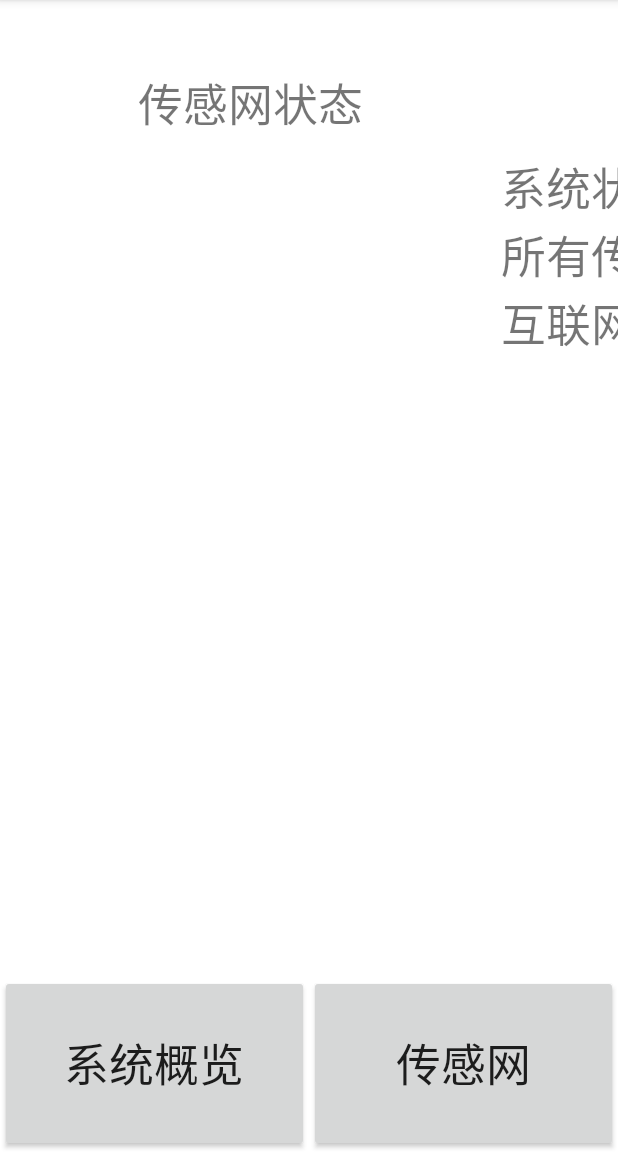
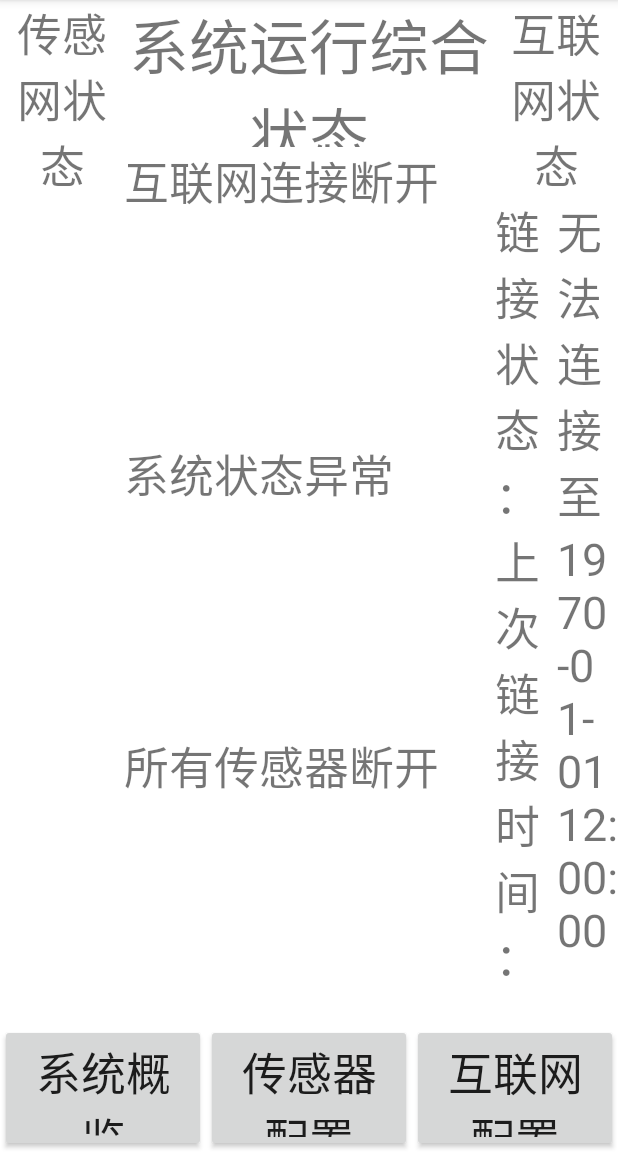
Before and after one commit to shao0099876/IOT_Terminal, an Android app: the OverviewActivity screen opened directly, with no data from a screen before it, on a phone screen of 412 x 824 dp, the part 84-1236 px from its top. Run offline under Robolectric (Android 15) with nearby library versions, the phone set to English and light mode, and no system bars; 4 statements that could not run were skipped.

Commit message:
AS update backup

```diff
--- a/IoT_Terminal/app/src/main/AndroidManifest.xml
+++ b/IoT_Terminal/app/src/main/AndroidManifest.xml
@@ -9,7 +9,8 @@
         android:roundIcon="@mipmap/ic_launcher_round"
         android:supportsRtl="true"
         android:theme="@style/AppTheme">
-        <activity android:name=".ui.SerialActivity"></activity>
+        <activity android:name=".ui.InternetActivity"></activity>
+        <activity android:name=".ui.SerialActivity" />
         <activity android:name=".ui.OverviewActivity" />
         <activity android:name=".MainActivity">
             <intent-filter>
--- a/IoT_Terminal/app/src/main/java/com/hit_src/iot_terminal/profile/Status.java
+++ /dev/null
@@ -1,23 +0,0 @@
-package com.hit_src.iot_terminal.profile;
-
-import android.os.Handler;
-
-import com.hit_src.iot_terminal.tools.MessageThread;
-import com.hit_src.iot_terminal.ui.handler.OverviewStatusHandler;
-
-import java.util.HashSet;
-
-public class Status {
-    private static volatile HashSet<Integer> Connected_Sensor_Set=new HashSet<>();
-    private static volatile Handler Overview_status_change_handler=new Handler();
-    public void writeSensorSet(HashSet<Integer> p){
-        Connected_Sensor_Set=p;
-        MessageThread.sendMessage(Overview_status_change_handler, OverviewStatusHandler.SENSOR_UPDATE);
-    }
-    public static HashSet<Integer> readSensorSet(){
-        return Connected_Sensor_Set;
-    }
-    public static void registHandler(Handler handler){
-        Overview_status_change_handler=handler;
-    }
-}
--- /dev/null
+++ b/IoT_Terminal/app/src/main/java/com/hit_src/iot_terminal/profile/status/IPStatus.java
@@ -0,0 +1,22 @@
+package com.hit_src.iot_terminal.profile.status;
+
+import java.text.SimpleDateFormat;
+import java.util.Date;
+
+public class IPStatus {
+    private static volatile boolean InternetConnection=false;
+    private static volatile long InternetConnectionLastTime=0;//存毫秒数时间以节省空间
+    public static void writeIPStatus(boolean internetConnection,long internetConnectionLastTime){
+        InternetConnection=internetConnection;
+        InternetConnectionLastTime=internetConnectionLastTime;
+    }
+
+    public boolean connected() {
+        return InternetConnection;
+    }
+    public String time(){
+        Date date=new Date(InternetConnectionLastTime);
+        SimpleDateFormat simpleDateFormat=new SimpleDateFormat("yyyy-MM-dd hh:mm:ss");
+        return simpleDateFormat.format(date);
+    }
+}
--- a/IoT_Terminal/app/src/main/java/com/hit_src/iot_terminal/ui/OverviewActivity.java
+++ b/IoT_Terminal/app/src/main/java/com/hit_src/iot_terminal/ui/OverviewActivity.java
@@ -7,14 +7,13 @@ import android.os.Bundle;
 
 import com.hit_src.iot_terminal.R;
 import com.hit_src.iot_terminal.ui.handler.OverviewStatusHandler;
-import com.hit_src.iot_terminal.profile.Status;
 import com.hit_src.iot_terminal.tools.MessageThread;
 
 public class OverviewActivity extends AppCompatActivity {
     /**
      * OverviewActivity是“系统概述”界面的活动类
      */
-    private OverviewStatusHandler handler;
+    public static OverviewStatusHandler handler;
 
     @Override
     protected void onNewIntent(Intent intent){
@@ -26,17 +25,11 @@ public class OverviewActivity extends AppCompatActivity {
         super.onCreate(savedInstanceState);
         setContentView(R.layout.activity_overview);
         handler=new OverviewStatusHandler(this);
-
-        Status.registHandler(handler);//注册变更监听
     }
 
     @Override
     protected void onResume(){
         super.onResume();
-        reflush();
-    }
-
-    private void reflush(){//强制更新界面显示
         MessageThread.sendMessage(handler,OverviewStatusHandler.SENSOR_UPDATE);
         MessageThread.sendMessage(handler,OverviewStatusHandler.INTERNET_UPDATE);
     }
--- a/IoT_Terminal/app/src/main/java/com/hit_src/iot_terminal/ui/SerialActivity.java
+++ b/IoT_Terminal/app/src/main/java/com/hit_src/iot_terminal/ui/SerialActivity.java
@@ -5,15 +5,10 @@ import androidx.appcompat.app.AppCompatActivity;
 import android.content.Intent;
 import android.os.Bundle;
 import android.widget.ArrayAdapter;
-import android.widget.ListView;
 import android.widget.Spinner;
-import android.widget.SpinnerAdapter;
 
 import com.hit_src.iot_terminal.R;
-import com.hit_src.iot_terminal.db.Database;
-import com.hit_src.iot_terminal.factory.SensorListAdapterFactory;
 import com.hit_src.iot_terminal.object.Sensor;
-import com.hit_src.iot_terminal.profile.Status;
 import com.hit_src.iot_terminal.tools.MessageThread;
 import com.hit_src.iot_terminal.ui.handler.SerialUIHandler;
 
--- a/IoT_Terminal/app/src/main/java/com/hit_src/iot_terminal/ui/component/button/serial/SerialFlushButton.java
+++ b/IoT_Terminal/app/src/main/java/com/hit_src/iot_terminal/ui/component/button/serial/SerialFlushButton.java
@@ -5,12 +5,7 @@ import android.content.Context;
 import android.util.AttributeSet;
 import android.view.View;
 import android.widget.Button;
-import android.widget.ListView;
 
-import com.hit_src.iot_terminal.R;
-import com.hit_src.iot_terminal.db.Database;
-import com.hit_src.iot_terminal.factory.SensorListAdapterFactory;
-import com.hit_src.iot_terminal.profile.Status;
 import com.hit_src.iot_terminal.tools.MessageThread;
 import com.hit_src.iot_terminal.ui.SerialActivity;
 import com.hit_src.iot_terminal.ui.handler.SerialUIHandler;
--- /dev/null
+++ b/IoT_Terminal/app/src/main/java/com/hit_src/iot_terminal/ui/handler/InternetUIHandler.java
@@ -0,0 +1,6 @@
+package com.hit_src.iot_terminal.ui.handler;
+
+import android.os.Handler;
+
+public class InternetUIHandler extends Handler {
+}
--- a/IoT_Terminal/app/src/main/java/com/hit_src/iot_terminal/ui/handler/OverviewStatusHandler.java
+++ b/IoT_Terminal/app/src/main/java/com/hit_src/iot_terminal/ui/handler/OverviewStatusHandler.java
@@ -12,7 +12,8 @@ import com.hit_src.iot_terminal.R;
 import com.hit_src.iot_terminal.db.Database;
 import com.hit_src.iot_terminal.factory.SensorListAdapterFactory;
 import com.hit_src.iot_terminal.object.Sensor;
-import com.hit_src.iot_terminal.profile.Status;
+import com.hit_src.iot_terminal.profile.status.IPStatus;
+import com.hit_src.iot_terminal.profile.status.Status;
 
 import java.util.HashSet;
 import java.util.List;
@@ -26,8 +27,8 @@ public class OverviewStatusHandler extends Handler {
     public static final int SENSOR_NORMAL=2;
 
 
-    private static Boolean sensor_status=false;
-    private static Boolean internet_status=false;
+    private static boolean sensor_status=false;
+    private static boolean internet_status=false;
 
     private Context self;
     public OverviewStatusHandler(Context p){
@@ -56,27 +57,24 @@ public class OverviewStatusHandler extends Handler {
                 }
                 break;
             case INTERNET_UPDATE:
+                IPStatus status=Status.readInternetStatus();
                 ImageView imageView=((Activity)self).findViewById(R.id.Overview_Internetstatus_Imageview);
-                imageView.setImageResource(R.drawable.redlight);
                 TextView textView=((Activity)self).findViewById(R.id.Overview_Internetstatus_Textview);
-                textView.setText(R.string.Internetstatus_broken);
-                internet_status=false;
-                    /*sp=getSharedPreferences("StatusProfile",Activity.MODE_PRIVATE);
-                    String status=sp.getString("internet","ERROR!");
-                    if(status.equals(getString(R.string.Internetstatus_broken))){
-                        ImageView imageView=findViewById(R.id.Overview_Internetstatus_Imageview);
-                        imageView.setImageResource(R.drawable.redlight);
-                        TextView textView=findViewById(R.id.Overview_Internetstatus_Textview);
-                        textView.setText(R.string.Internetstatus_broken);
-                        internet_status=false;
-                    }
-                    else if(status.equals(getString(R.string.Internetstatus_normal))){
-                        ImageView imageView=findViewById(R.id.Overview_Internetstatus_Imageview);
-                        imageView.setImageResource(R.drawable.greenlight);
-                        TextView textView=findViewById(R.id.Overview_Internetstatus_Textview);
-                        textView.setText(R.string.Internetstatus_normal);
-                        internet_status=true;
-                    }*/
+                TextView internetarea_connectionstatus_TextView=((Activity)self).findViewById(R.id.Overview_internet_status_TextView);
+                TextView internetarea_connectionlasttime_TextView=((Activity)self).findViewById(R.id.Overview_internet_status_lasttime_TextView);
+                if(status.connected()){
+                    imageView.setImageResource(R.drawable.greenlight);
+                    textView.setText(R.string.Internetstatus_normal);
+                    internetarea_connectionstatus_TextView.setText(R.string.Internet_connection_normal);
+                    internet_status=true;
+                }
+                else{
+                    imageView.setImageResource(R.drawable.redlight);
+                    textView.setText(R.string.Internetstatus_broken);
+                    internetarea_connectionstatus_TextView.setText(R.string.Internet_connection_failure);
+                    internet_status=false;
+                }
+                internetarea_connectionlasttime_TextView.setText(status.time());
                 break;
         }
         ImageView imageView=((Activity)self).findViewById(R.id.Overview_Overviewstatus_ImageView);
--- a/IoT_Terminal/app/src/main/java/com/hit_src/iot_terminal/ui/handler/SerialUIHandler.java
+++ b/IoT_Terminal/app/src/main/java/com/hit_src/iot_terminal/ui/handler/SerialUIHandler.java
@@ -12,7 +12,7 @@ import com.hit_src.iot_terminal.R;
 import com.hit_src.iot_terminal.db.Database;
 import com.hit_src.iot_terminal.factory.SensorListAdapterFactory;
 import com.hit_src.iot_terminal.object.Sensor;
-import com.hit_src.iot_terminal.profile.Status;
+import com.hit_src.iot_terminal.profile.status.Status;
 
 import java.util.List;
 
--- a/IoT_Terminal/app/src/main/res/layout/activity_overview.xml
+++ b/IoT_Terminal/app/src/main/res/layout/activity_overview.xml
@@ -17,17 +17,20 @@
 
         <LinearLayout
             android:layout_width="match_parent"
-            android:layout_height="650dp"
-            android:orientation="horizontal">
+            android:layout_height="match_parent"
+            android:layout_weight="1"
+            android:orientation="horizontal"
+            android:baselineAligned="false">
 
             <LinearLayout
-                android:layout_width="334dp"
+                android:layout_width="match_parent"
                 android:layout_height="match_parent"
+                android:layout_weight="2"
                 android:orientation="vertical">
 
                 <TextView
                     android:layout_width="match_parent"
-                    android:layout_height="91dp"
+                    android:layout_height="wrap_content"
                     android:gravity="bottom|center_horizontal"
                     android:text="@string/Overview_serialarea_Title"
                     android:textSize="30sp" />
@@ -35,20 +38,104 @@
                 <ListView
                     android:id="@+id/Overview_sensorlist_ListView"
                     android:layout_width="match_parent"
-                    android:layout_height="match_parent" />
+                    android:layout_height="wrap_content" />
             </LinearLayout>
 
             <LinearLayout
-                android:layout_width="623dp"
+                android:layout_width="match_parent"
                 android:layout_height="match_parent"
+                android:layout_weight="1"
                 android:orientation="vertical">
 
                 <TextView
                     android:layout_width="match_parent"
-                    android:layout_height="102dp"
+                    android:layout_height="match_parent"
+                    android:layout_weight="6"
                     android:gravity="center"
                     android:text="@string/Overview_overviewarea_Title"
                     android:textSize="40sp" />
+
+                <LinearLayout
+                    android:layout_width="match_parent"
+                    android:layout_height="match_parent"
+                    android:layout_weight="1"
+                    android:orientation="vertical">
+
+                    <LinearLayout
+                        android:layout_width="match_parent"
+                        android:layout_height="match_parent"
+                        android:layout_weight="1"
+                        android:orientation="horizontal">
+
+                        <TextView
+                            android:id="@+id/Overview_Internetstatus_Textview"
+                            android:layout_width="588dp"
+                            android:layout_height="wrap_content"
+                            android:textSize="30sp" />
+
+                        <ImageView
+                            android:id="@+id/Overview_Internetstatus_Imageview"
+                            android:layout_width="50dp"
+                            android:layout_height="50dp"
+                            android:contentDescription="@string/Overview_internetimage_description" />
+
+                    </LinearLayout>
+
+                    <LinearLayout
+                        android:layout_width="match_parent"
+                        android:layout_height="match_parent"
+                        android:layout_weight="1"
+                        android:orientation="horizontal">
+
+                        <TextView
+                            android:id="@+id/Overview_OverviewStatus_TextView"
+                            android:layout_width="590dp"
+                            android:layout_height="wrap_content"
+                            android:textSize="30sp" />
+
+                        <ImageView
+                            android:id="@+id/Overview_Overviewstatus_ImageView"
+                            android:layout_width="50dp"
+                            android:layout_height="50dp"
+                            android:contentDescription="@string/Overview_overviewimage_description" />
+                    </LinearLayout>
+
+                    <LinearLayout
+                        android:layout_width="match_parent"
+                        android:layout_height="match_parent"
+                        android:layout_weight="1"
+                        android:orientation="horizontal">
+
+                        <TextView
+                            android:id="@+id/Overview_Serialstatus_Textview"
+                            android:layout_width="592dp"
+                            android:layout_height="wrap_content"
+                            android:textSize="30sp" />
+
+                        <ImageView
+                            android:id="@+id/Overview_Serialstatus_ImageView"
+                            android:layout_width="50dp"
+                            android:layout_height="50dp"
+                            android:contentDescription="@string/Overview_serialimage_description"
+                            android:scaleType="fitCenter" />
+
+                    </LinearLayout>
+                </LinearLayout>
+
+            </LinearLayout>
+
+            <LinearLayout
+                android:layout_width="match_parent"
+                android:layout_height="match_parent"
+                android:layout_weight="2"
+                android:orientation="vertical">
+
+                <TextView
+                    android:layout_width="match_parent"
+                    android:layout_height="wrap_content"
+                    android:gravity="bottom|center_horizontal"
+                    android:text="@string/Overview_internetarea_Title"
+                    android:textSize="30sp" />
 
                 <LinearLayout
                     android:layout_width="match_parent"
@@ -56,18 +143,18 @@
                     android:orientation="horizontal">
 
                     <TextView
-                        android:id="@+id/Overview_OverviewStatus_TextView"
-                        android:layout_width="518dp"
+                        android:layout_width="match_parent"
                         android:layout_height="wrap_content"
                         android:layout_weight="1"
+                        android:text="@string/Overview_internet_status_title"
                         android:textSize="30sp" />
 
-                    <ImageView
-                        android:id="@+id/Overview_Overviewstatus_ImageView"
-                        android:layout_width="30dp"
+                    <TextView
+                        android:id="@+id/Overview_internet_status_TextView"
+                        android:layout_width="match_parent"
                         android:layout_height="match_parent"
                         android:layout_weight="1"
-                        android:contentDescription="@string/Overview_overviewimage_description" />
+                        android:textSize="30sp" />
                 </LinearLayout>
 
                 <LinearLayout
@@ -76,62 +163,27 @@
                     android:orientation="horizontal">
 
                     <TextView
-                        android:id="@+id/Overview_Serialstatus_Textview"
-                        android:layout_width="518dp"
+                        android:layout_width="match_parent"
                         android:layout_height="wrap_content"
                         android:layout_weight="1"
+                        android:text="@string/Overview_internet_status_lasttime_title"
                         android:textSize="30sp" />
 
-                    <ImageView
-                        android:id="@+id/Overview_Serialstatus_ImageView"
-                        android:layout_width="30dp"
-                        android:layout_height="42dp"
-                        android:layout_weight="1"
-                        android:contentDescription="@string/Overview_serialimage_description"
-                        android:scaleType="fitCenter" />
-
-                </LinearLayout>
-
-                <LinearLayout
-                    android:layout_width="match_parent"
-                    android:layout_height="wrap_content"
-                    android:orientation="horizontal">
-
                     <TextView
-                        android:id="@+id/Overview_Internetstatus_Textview"
-                        android:layout_width="518dp"
-                        android:layout_height="wrap_content"
+                        android:id="@+id/Overview_internet_status_lasttime_TextView"
+                        android:layout_width="match_parent"
+                        android:layout_height="match_parent"
                         android:layout_weight="1"
                         android:textSize="30sp" />
-
-                    <ImageView
-                        android:id="@+id/Overview_Internetstatus_Imageview"
-                        android:layout_width="30dp"
-                        android:layout_height="42dp"
-                        android:layout_weight="1"
-                        android:contentDescription="@string/Overview_internetimage_description" />
                 </LinearLayout>
-
-            </LinearLayout>
-
-            <LinearLayout
-                android:layout_width="match_parent"
-                android:layout_height="match_parent"
-                android:orientation="vertical">
-
-                <TextView
-                    android:layout_width="match_parent"
-                    android:layout_height="91dp"
-                    android:gravity="bottom|center_horizontal"
-                    android:text="@string/Overview_internetarea_Title"
-                    android:textSize="30sp" />
             </LinearLayout>
         </LinearLayout>
 
         <include
             layout="@layout/guidance_bar"
             android:layout_width="match_parent"
-            android:layout_height="match_parent" />
+            android:layout_height="match_parent"
+            android:layout_weight="8" />
 
     </LinearLayout>
 </androidx.constraintlayout.widget.ConstraintLayout>
--- a/IoT_Terminal/app/src/main/res/layout/guidance_bar.xml
+++ b/IoT_Terminal/app/src/main/res/layout/guidance_bar.xml
@@ -19,4 +19,12 @@
         android:layout_weight="1"
         android:text="@string/SerialButtonText"
         android:textSize="30sp" />
+    <com.hit_src.iot_terminal.ui.component.button.guidance.InternetButton
+        android:id="@+id/GuidanceBar_Internet_Button"
+        android:layout_width="0dp"
+        android:layout_height="match_parent"
+        android:layout_weight="1"
+        android:text="@string/InternetButtonText"
+        android:textSize="30sp" />
+
 </LinearLayout>
--- a/IoT_Terminal/app/src/main/res/values/strings.xml
+++ b/IoT_Terminal/app/src/main/res/values/strings.xml
@@ -12,34 +12,49 @@
     <string name="MainActivity_EnterButtonText">进入系统</string>
 
     <string name="OverviewButtonText">系统概览</string>
-    <string name="SerialButtonText">传感网</string>
+    <string name="SerialButtonText">传感器配置</string>
+    <string name="InternetButtonText">互联网配置</string>
 
     <string name="Overview_serialarea_Title">传感网状态</string>
     <string name="Overview_overviewarea_Title">系统运行综合状态</string>
     <string name="Overview_internetarea_Title">互联网状态</string>
-
     <string name="Overview_overviewimage_description">系统综合状态指示灯</string>
     <string name="Overview_serialimage_description">传感网状态指示灯</string>
     <string name="Overview_internetimage_description">网络状态指示灯</string>
+    <string name="Overview_internet_status_title">链接状态：</string>
+    <string name="Overview_internet_status_lasttime_title">上次链接时间：</string>
 
     <string name="Serialstatus_allbroken">所有传感器断开</string>
     <string name="Serialstatus_partbroken">部分传感器断开</string>
     <string name="Serialstatus_normal">所有传感器正常</string>
-
     <string name="Internetstatus_normal">互联网连接正常</string>
     <string name="Internetstatus_broken">互联网连接断开</string>
-
     <string name="Overview_normal">系统综合状态正常</string>
     <string name="Overview_partbroken">系统部分状态异常</string>
     <string name="Overview_allbroken">系统状态异常</string>
+    <string name="Internet_connection_failure">无法连接至上位机</string>
+    <string name="Internet_connection_normal">已连接至上位机</string>
 
     <string name="Serial_serialarea_Title">传感器列表</string>
     <string name="Serial_flushbutton_Text">刷新列表</string>
     <string name="Serial_addbutton_Text">增加传感器</string>
     <string name="Serial_deletebutton_Text">删除传感器</string>
     <string name="Serial_editbutton_Text">编辑传感器</string>
-
     <string name="Serial_edit_ID_title">传感器  ID</string>
     <string name="Serial_edit_type_title">传感器类型</string>
 
+    <string name="Internet_Title">互联网配置界面</string>
+    <string name="Internet_edit_IP_title">本机IP：</string>
+    <string name="Internet_edit_Netmask_title">子网掩码：</string>
+    <string name="Internet_edit_Gateway_title">网关IP：</string>
+    <string name="Internet_edit_autoconfig_switch">自动配置网络</string>
+    <string name="Internet_edit_server_title">上位机：</string>
+    <string name="Internet_edit_serverport_title">上位端口：</string>
+    <string name="Internet_status_title">网络状态</string>
+    <string name="Internet_status_link_title">上位机链接状态：</string>
+    <string name="Internet_status_lasttime_title">上次链接时间：</string>
+    <string name="Internet_edit_button_title">保存修改</string>
+
+
+
 </resources>
```
Also changed, not shown: IoT_Terminal/app/src/main/java/com/hit_src/iot_terminal/object/IP.java (added, +12 -0 lines), IoT_Terminal/app/src/main/java/com/hit_src/iot_terminal/profile/status/Status.java (added, +26 -0 lines), IoT_Terminal/app/src/main/java/com/hit_src/iot_terminal/ui/InternetActivity.java (added, +16 -0 lines), IoT_Terminal/app/src/main/java/com/hit_src/iot_terminal/ui/component/button/guidance/InternetButton.java (added, +42 -0 lines), IoT_Terminal/app/src/main/res/layout/activity_internet.xml (added, +225 -0 lines), IoT_Terminal/app/src/main/res/layout/activity_serial.xml (+11 -5 lines), IoT_Terminal/app/src/main/res/layout/serial_editarea_spinner_layout.xml (deleted, +0 -13 lines).
